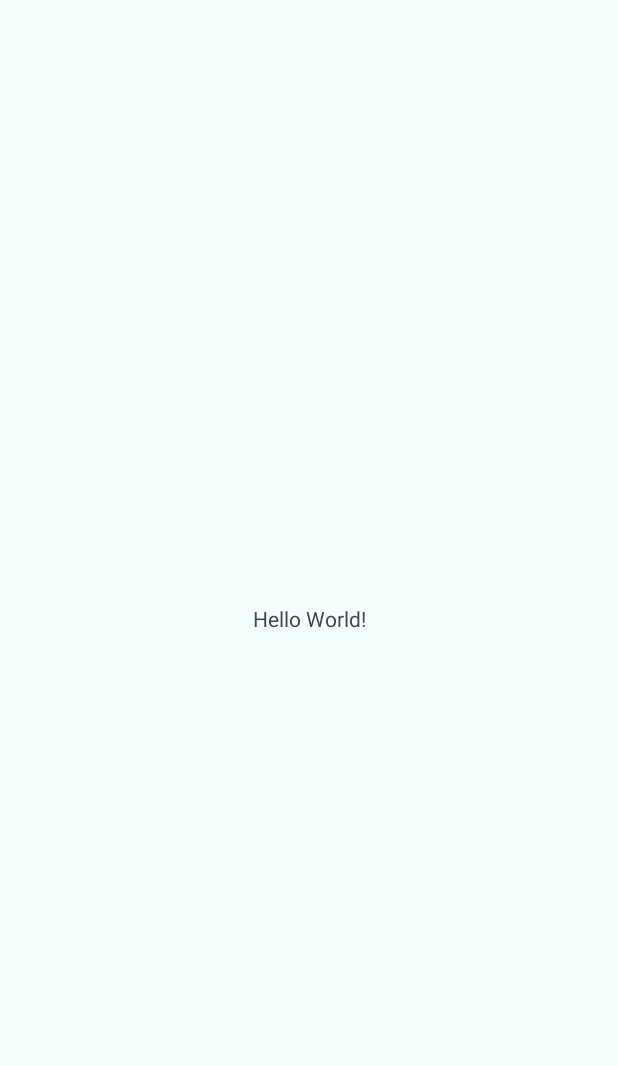
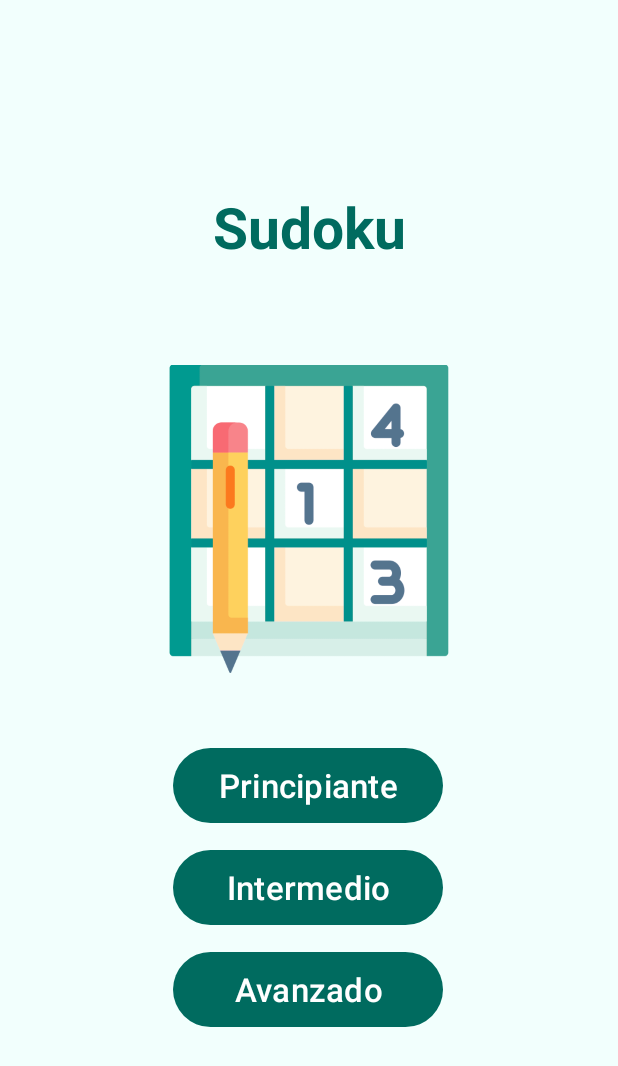
Before and after one commit to PauSanchezzz/Sudoku, an Android app: the screen it shows after launch (MainActivity), on a phone screen of 412 x 824 dp. Before the commit the part shown is almost empty. Shown: the top 1066 px of the screen. Run offline under Robolectric (Android 15) with nearby library versions, the phone set to English and light mode, and no system bars.

Commit message:
create level screen

```diff
--- a/app/src/main/res/layout/activity_main.xml
+++ b/app/src/main/res/layout/activity_main.xml
@@ -7,13 +7,68 @@
     android:layout_height="match_parent"
     tools:context=".MainActivity">
 
-    <TextView
-        android:layout_width="wrap_content"
-        android:layout_height="wrap_content"
-        android:text="Hello World!"
+
+    <ImageView
+        android:id="@+id/imageView"
+        android:layout_width="205dp"
+        android:layout_height="298dp"
         app:layout_constraintBottom_toBottomOf="parent"
         app:layout_constraintEnd_toEndOf="parent"
         app:layout_constraintStart_toStartOf="parent"
-        app:layout_constraintTop_toTopOf="parent" />
+        app:layout_constraintTop_toTopOf="parent"
+        app:layout_constraintVertical_bias="0.374"
+        app:srcCompat="@drawable/sudoku" />
+
+    <TextView
+        android:id="@+id/textView"
+        android:layout_width="wrap_content"
+        android:layout_height="wrap_content"
+        android:text="Sudoku"
+        android:textColor="@color/md_theme_light_primary"
+        android:textSize="38sp"
+        android:textStyle="bold"
+        app:layout_constraintBottom_toTopOf="@+id/imageView"
+        app:layout_constraintEnd_toEndOf="parent"
+        app:layout_constraintStart_toStartOf="parent"
+        app:layout_constraintTop_toTopOf="parent"
+        app:layout_constraintVertical_bias="0.864" />
+
+    <LinearLayout
+        android:layout_width="180dp"
+        android:layout_height="201dp"
+        android:orientation="vertical"
+        android:showDividers="end"
+        app:layout_constraintBottom_toBottomOf="parent"
+        app:layout_constraintEnd_toEndOf="parent"
+        app:layout_constraintHorizontal_bias="0.497"
+        app:layout_constraintStart_toStartOf="parent"
+        app:layout_constraintTop_toBottomOf="@+id/imageView"
+        app:layout_constraintVertical_bias="0.0">
+
+        <Button
+            android:id="@+id/button"
+            android:layout_width="match_parent"
+            android:layout_height="58dp"
+            android:text="Principiante"
+            android:textSize="22sp" />
+
+        <Button
+            android:id="@+id/button2"
+            android:layout_width="match_parent"
+            android:layout_height="58dp"
+            android:layout_marginTop="10dp"
+            android:layout_marginBottom="10dp"
+            android:text="Intermedio"
+            android:textSize="22sp" />
+
+        <Button
+            android:id="@+id/button3"
+            android:layout_width="match_parent"
+            android:layout_height="58dp"
+            android:text="Avanzado"
+            android:textSize="22sp" />
+
+    </LinearLayout>
+
 
 </androidx.constraintlayout.widget.ConstraintLayout>
```
Also changed, not shown: app/src/main/res/drawable/sudoku.png (added).
